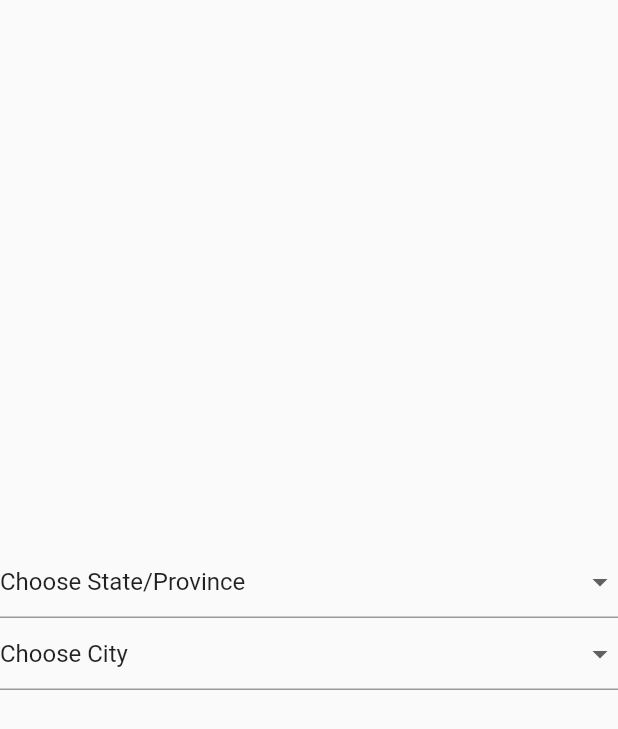
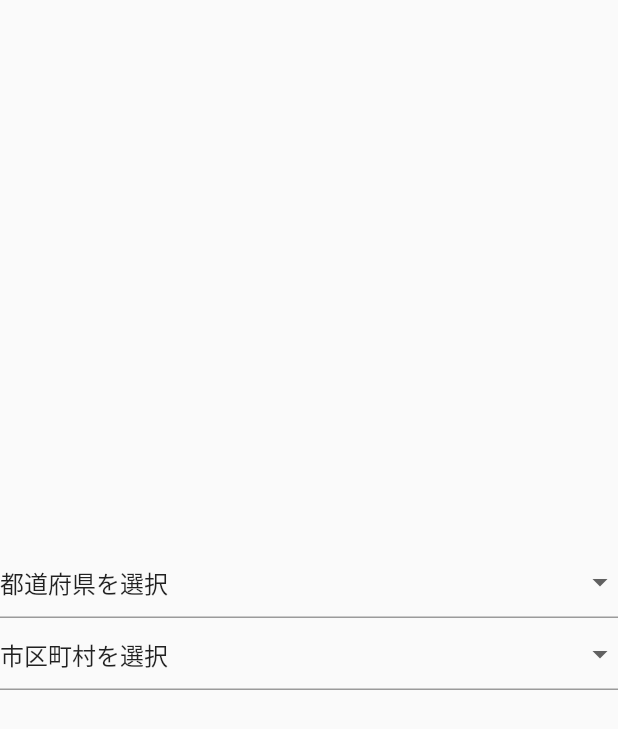
Before and after one commit to xmgrex/country_state_city_picker, a Flutter app: the screen it shows after launch, on a phone screen of 412 x 824 dp. Shown: the top 729 px of the screen. Run offline on Flutter 3.47's test engine with Material 2 defaults, Android fonts, the phone set to English and light mode, and no system bars.

Commit message:
edit japan_state_city_picker.dart

```diff
--- a/lib/japan_state_city_picker.dart
+++ b/lib/japan_state_city_picker.dart
@@ -6,6 +6,8 @@ import 'package:country_state_city_picker/src/japan_state_model.dart';
 import 'package:flutter/material.dart';
 import 'package:flutter/services.dart' show rootBundle;
 
+const initialState = JapanStataModel(name: '都道府県を選択');
+const initialCity = City(citycode: 'Choose City', city: '市区町村を選択');
 
 class SelectJapanState extends StatefulWidget {
   final ValueChanged<JapanStataModel> onStateChanged;
@@ -35,10 +37,10 @@ class SelectJapanState extends StatefulWidget {
 }
 
 class _SelectJapanStateState extends State<SelectJapanState> {
-  List<City> _cities = [const City(citycode: 'Choose City', city: 'Choose City')];
-  var _selectedCity  = const City(citycode: 'Choose City', city: 'Choose City');
-  var _selectedState = const JapanStataModel(name: 'Choose State/Province');
-  final List<JapanStataModel> _states = [const JapanStataModel(name: 'Choose State/Province')];
+  List<City> _cities = [initialCity];
+  var _selectedCity  = initialCity;
+  var _selectedState = initialState;
+  final List<JapanStataModel> _states = [initialState];
 
   @override
   void initState() {
```
